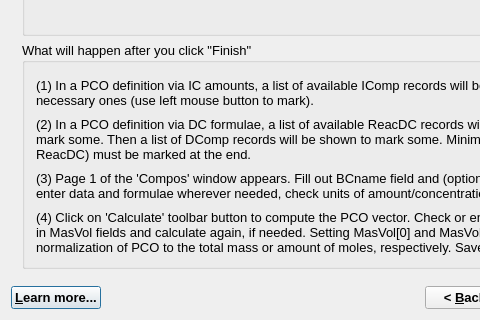
gemshub/GEMSGUI, file gems3/vizor4/dlg4/ComposWizard4.ui: the form before one commit; both pictures show x 0 to 480 and y 243 to 563 of the 688 by 563 pixel window.
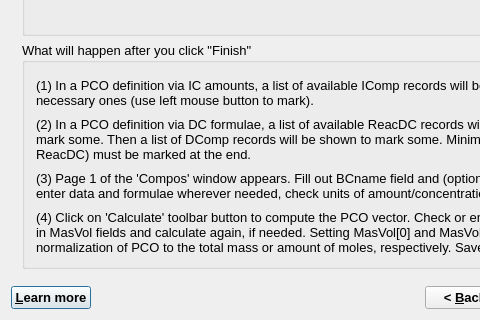
The form after the commit. The open tabs and pages were chosen to show the change.

Diff of the .ui file:
```diff
--- a/gems3/vizor4/dlg4/ComposWizard4.ui
+++ b/gems3/vizor4/dlg4/ComposWizard4.ui
@@ -439,7 +439,7 @@
         </font>
        </property>
        <property name="text">
-        <string>&amp;Learn more...</string>
+        <string>&amp;Learn more</string>
        </property>
        <property name="shortcut">
         <string>F1</string>
```
Left out of the diff: 2 changed lines with no effect on the pictures.
